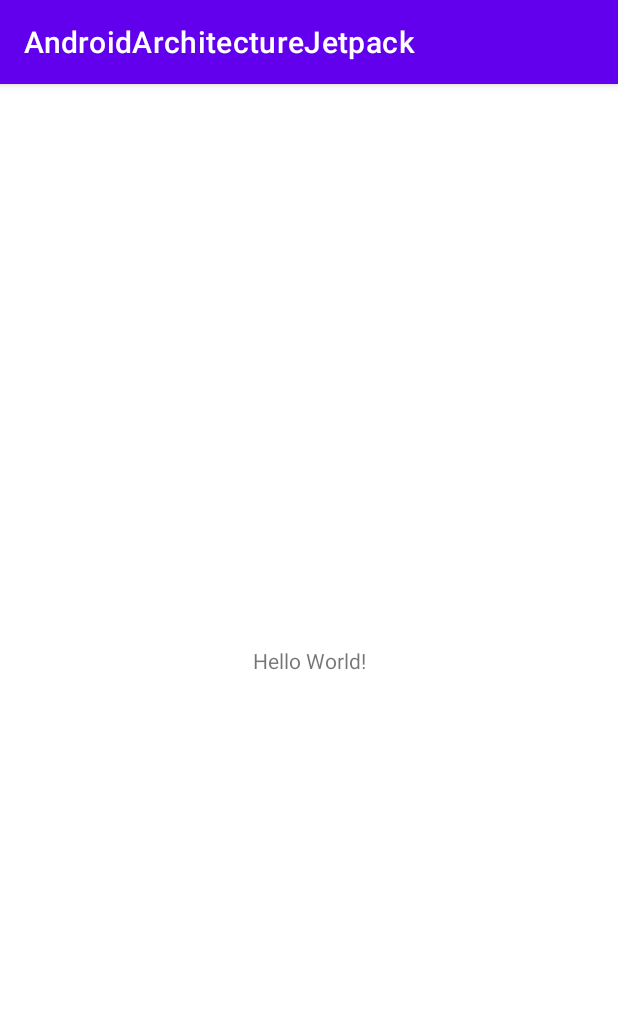
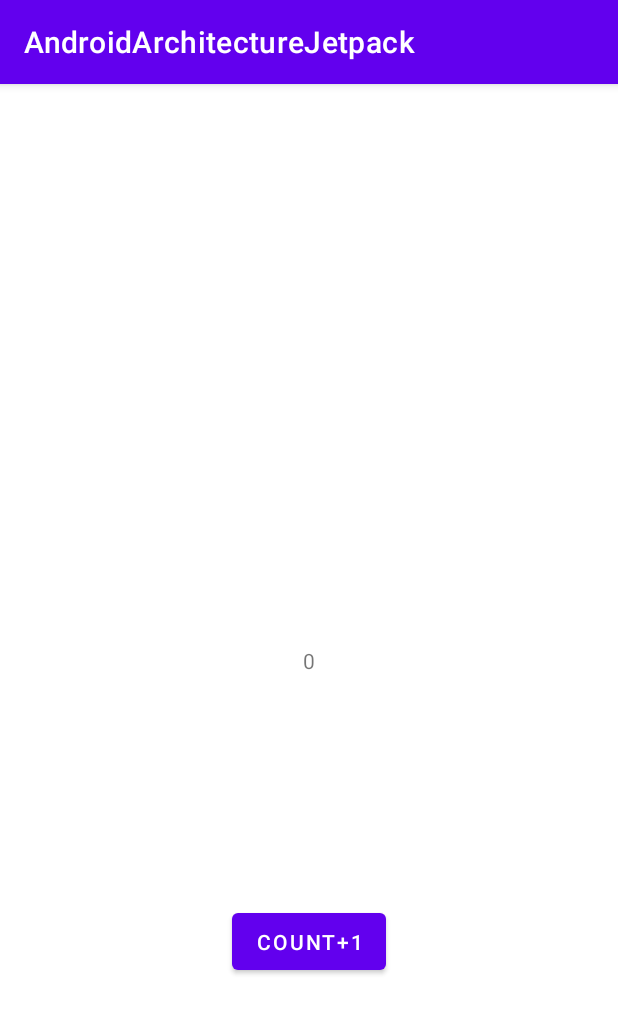
Before and after one commit to sanskar-coditas/AndroidArchitectureJetpack, an Android app: the screen it shows after launch (MainActivity), on a phone screen of 412 x 824 dp. Shown: the top 1014 px of the screen. Run offline under Robolectric (Android 15) with nearby library versions, the phone set to English and light mode, and no system bars.

Commit message:
Data lost when configuration chnages so used View Model for that

```diff
--- a/app/build.gradle
+++ b/app/build.gradle
@@ -40,4 +40,7 @@ dependencies {
     testImplementation 'junit:junit:4.13.2'
     androidTestImplementation 'androidx.test.ext:junit:1.1.3'
     androidTestImplementation 'androidx.test.espresso:espresso-core:3.4.0'
+    def lifecycle_version = "2.5.0-alpha03"
+    // ViewModel
+    implementation("androidx.lifecycle:lifecycle-viewmodel-ktx:$lifecycle_version")
 }
--- a/app/src/main/java/com/example/androidarchitecturejetpack/MainActivity.kt
+++ b/app/src/main/java/com/example/androidarchitecturejetpack/MainActivity.kt
@@ -3,25 +3,51 @@ package com.example.androidarchitecturejetpack
 import androidx.appcompat.app.AppCompatActivity
 import android.os.Bundle
 import android.util.Log
-import androidx.lifecycle.Lifecycle
-import androidx.lifecycle.LifecycleObserver
-import androidx.lifecycle.LifecycleOwner
-import androidx.lifecycle.Observer
+import android.view.View
+import android.widget.Button
+import android.widget.TextView
+import androidx.lifecycle.*
+import org.w3c.dom.Text
 
 class MainActivity : AppCompatActivity() {
+   lateinit var mainViewModel: MainViewModel
+   lateinit var textForCount : TextView
+
     override fun onCreate(savedInstanceState: Bundle?) {
         super.onCreate(savedInstanceState)
         setContentView(R.layout.activity_main)
+        mainViewModel = ViewModelProvider(this).get(MainViewModel::class.java)//provides view model, passing lifecycle
+
+
+
+        val buttonClick :Button=findViewById(R.id.buttonForCount)
+         textForCount=findViewById(R.id.txtForCount)
+
+        buttonClick.setOnClickListener {
+            mainViewModel.Increment()
+           setText()
+
+        }
+   setText()
+
+
+
+
+
+
+
         lifecycle.addObserver(Obeserver())
         Log.d("Main","ACTIVITY OnCreate")
+    }
 
+
+    fun setText() {
+        textForCount.text=mainViewModel.count.toString()
     }
 
     override fun onResume() {
         super.onResume()
-
         Log.d("Main","ACTIVITY onResume")
-
     }
 
     override fun onPause() {
--- /dev/null
+++ b/app/src/main/java/com/example/androidarchitecturejetpack/MainViewModel.kt
@@ -0,0 +1,13 @@
+package com.example.androidarchitecturejetpack
+
+import androidx.lifecycle.ViewModel
+
+class MainViewModel:ViewModel() {
+
+    var count : Int =0
+
+   fun Increment()
+   {
+       count++
+   }
+}
--- a/app/src/main/java/com/example/androidarchitecturejetpack/Obeserver.kt
+++ b/app/src/main/java/com/example/androidarchitecturejetpack/Obeserver.kt
@@ -8,6 +8,9 @@ class Obeserver: DefaultLifecycleObserver {
  override fun onCreate(owner: LifecycleOwner) {
   super.onCreate(owner)
   Log.d("Main","OBSERVER ON CREATE")
+
+
+
  }
 
  override fun onResume(owner: LifecycleOwner) {
--- a/app/src/main/res/layout/activity_main.xml
+++ b/app/src/main/res/layout/activity_main.xml
@@ -5,8 +5,19 @@
     android:layout_width="match_parent"
     android:layout_height="match_parent"
     tools:context=".MainActivity">
+    <Button
+        android:id="@+id/buttonForCount"
+        android:layout_width="wrap_content"
+        android:layout_height="50dp"
+        android:text="Count+1"
+        app:layout_constraintBottom_toBottomOf="parent"
+        app:layout_constraintLeft_toLeftOf="parent"
+        app:layout_constraintRight_toRightOf="parent"
+        app:layout_constraintTop_toTopOf="@id/txtForCount"
 
+        />
     <TextView
+        android:id="@+id/txtForCount"
         android:layout_width="wrap_content"
         android:layout_height="wrap_content"
         android:text="Hello World!"
@@ -15,4 +26,6 @@
         app:layout_constraintRight_toRightOf="parent"
         app:layout_constraintTop_toTopOf="parent" />
 
+
+
 </androidx.constraintlayout.widget.ConstraintLayout>
```
